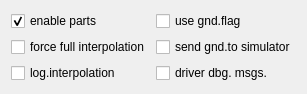
Above: src/blackgui/editors/interpolationsetupform.ui from swift-project/pilotclient before the change. Below: the same form after it.
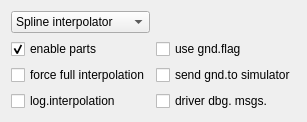
That is the form after the change.

Commit message:
Ref T261, interpolator mode is now part of setup
* added attribute in setup
* adjusted UI
* adjusted interpolator / simulator functions

```diff
--- a/src/blackgui/editors/interpolationsetupform.ui
+++ b/src/blackgui/editors/interpolationsetupform.ui
@@ -7,21 +7,35 @@
     <x>0</x>
     <y>0</y>
     <width>236</width>
-    <height>75</height>
+    <height>102</height>
    </rect>
   </property>
   <property name="windowTitle">
    <string>Frame</string>
   </property>
   <layout class="QGridLayout" name="gridLayout">
-   <item row="0" column="1">
+   <item row="2" column="0">
+    <widget class="QCheckBox" name="cb_ForceFullInterpolation">
+     <property name="text">
+      <string>force full interpolation</string>
+     </property>
+    </widget>
+   </item>
+   <item row="3" column="1">
+    <widget class="QCheckBox" name="cb_DebugDriver">
+     <property name="text">
+      <string>driver dbg. msgs.</string>
+     </property>
+    </widget>
+   </item>
+   <item row="1" column="1">
     <widget class="QCheckBox" name="cb_EnableGndFlag">
      <property name="text">
       <string>use gnd.flag</string>
      </property>
     </widget>
    </item>
-   <item row="0" column="0">
+   <item row="1" column="0">
     <widget class="QCheckBox" name="cb_EnableParts">
      <property name="text">
       <string>enable parts</string>
@@ -31,34 +45,34 @@
      </property>
     </widget>
    </item>
-   <item row="1" column="0">
-    <widget class="QCheckBox" name="cb_ForceFullInterpolation">
-     <property name="text">
-      <string>force full interpolation</string>
-     </property>
-    </widget>
-   </item>
-   <item row="2" column="1">
-    <widget class="QCheckBox" name="cb_DebugDriver">
-     <property name="text">
-      <string>driver dbg. msgs.</string>
-     </property>
-    </widget>
-   </item>
-   <item row="2" column="0">
+   <item row="3" column="0">
     <widget class="QCheckBox" name="cb_LogInterpolation">
      <property name="text">
       <string>log.interpolation</string>
      </property>
     </widget>
    </item>
-   <item row="1" column="1">
+   <item row="2" column="1">
     <widget class="QCheckBox" name="cb_SendGndFlagToSim">
      <property name="text">
       <string>send gnd.to simulator</string>
      </property>
     </widget>
    </item>
+   <item row="0" column="0">
+    <widget class="QComboBox" name="co_InterpolatorMode">
+     <item>
+      <property name="text">
+       <string>Spline interpolator</string>
+      </property>
+     </item>
+     <item>
+      <property name="text">
+       <string>Linear interpolator</string>
+      </property>
+     </item>
+    </widget>
+   </item>
   </layout>
  </widget>
  <resources/>
```
The commit also changes 20 other files.
